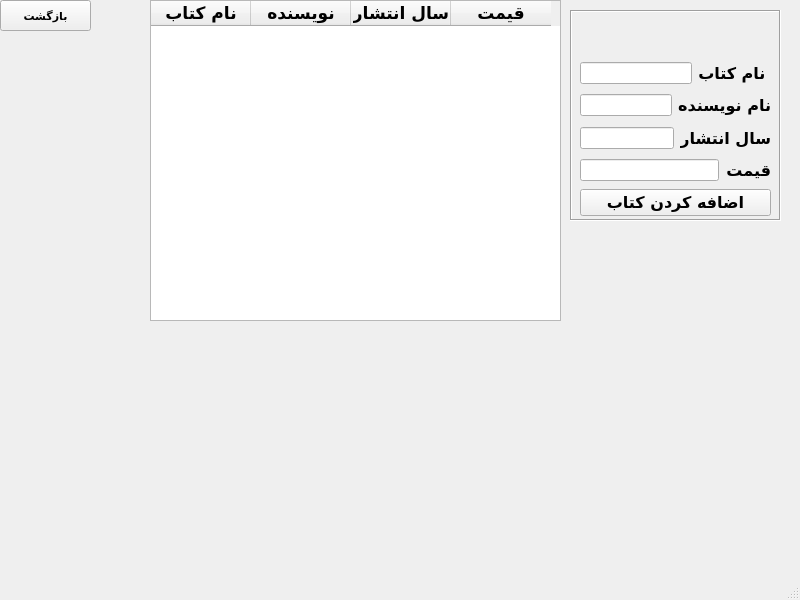
Before: the Qt Designer form uiClasses/acountantwindow.ui in SayedAliAmirshahkarami/pro, drawn with Qt 5.
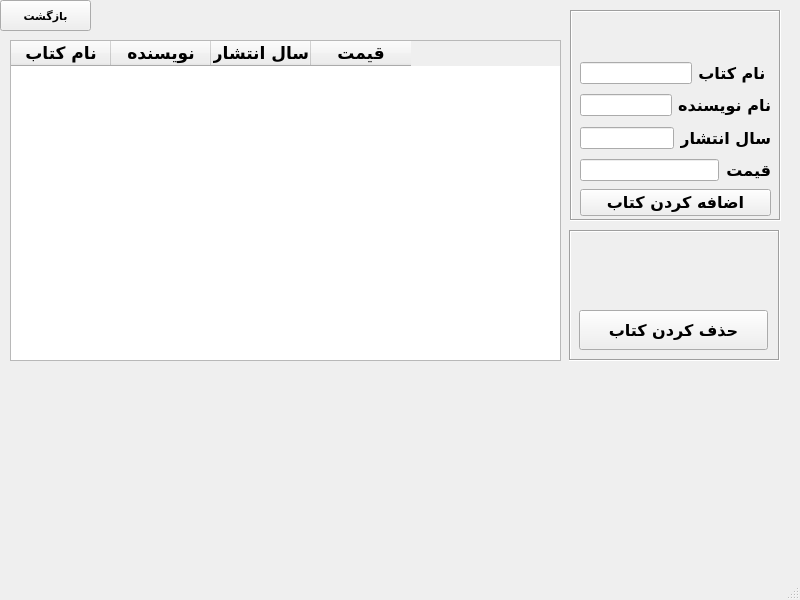
After: the same form once the commit is applied. Icons and pictures are not drawn.

Commit message: book list completed...

The edit to the form file:
```diff
--- a/uiClasses/acountantwindow.ui
+++ b/uiClasses/acountantwindow.ui
@@ -220,9 +220,9 @@
    <widget class="QTableWidget" name="books_tableWidget">
     <property name="geometry">
      <rect>
-      <x>150</x>
-      <y>0</y>
-      <width>411</width>
+      <x>10</x>
+      <y>40</y>
+      <width>551</width>
       <height>321</height>
      </rect>
     </property>
@@ -255,6 +255,80 @@
      </property>
     </column>
    </widget>
+   <widget class="QFrame" name="remove_frame">
+    <property name="geometry">
+     <rect>
+      <x>569</x>
+      <y>230</y>
+      <width>211</width>
+      <height>131</height>
+     </rect>
+    </property>
+    <property name="frameShape">
+     <enum>QFrame::Box</enum>
+    </property>
+    <property name="frameShadow">
+     <enum>QFrame::Sunken</enum>
+    </property>
+    <widget class="QPushButton" name="removeBook_btn">
+     <property name="geometry">
+      <rect>
+       <x>10</x>
+       <y>80</y>
+       <width>189</width>
+       <height>40</height>
+      </rect>
+     </property>
+     <property name="font">
+      <font>
+       <family>Berlin Sans FB</family>
+       <pointsize>12</pointsize>
+       <weight>75</weight>
+       <bold>true</bold>
+      </font>
+     </property>
+     <property name="text">
+      <string>حذف کردن کتاب</string>
+     </property>
+     <property name="icon">
+      <iconset>
+       <normaloff>../pics/removeBook.png</normaloff>../pics/removeBook.png</iconset>
+     </property>
+     <property name="iconSize">
+      <size>
+       <width>32</width>
+       <height>32</height>
+      </size>
+     </property>
+    </widget>
+    <widget class="QLabel" name="removeBookReply_label">
+     <property name="geometry">
+      <rect>
+       <x>10</x>
+       <y>10</y>
+       <width>191</width>
+       <height>51</height>
+      </rect>
+     </property>
+     <property name="font">
+      <font>
+       <family>Arial</family>
+       <pointsize>8</pointsize>
+       <weight>75</weight>
+       <bold>true</bold>
+      </font>
+     </property>
+     <property name="styleSheet">
+      <string notr="true">color: rgb(170, 0, 0);</string>
+     </property>
+     <property name="text">
+      <string/>
+     </property>
+     <property name="alignment">
+      <set>Qt::AlignCenter</set>
+     </property>
+    </widget>
+   </widget>
   </widget>
   <widget class="QMenuBar" name="menubar">
    <property name="geometry">
```
Left out of the diff: 2 changed lines with no effect on the pictures. The commit also changes 7 other files.
